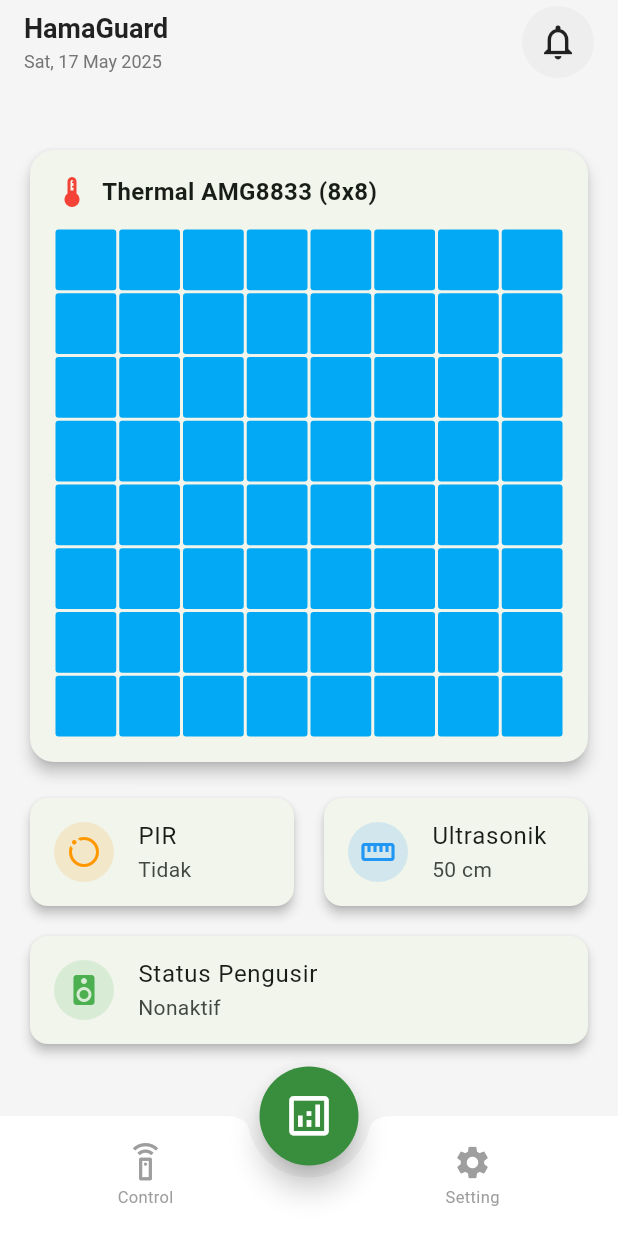
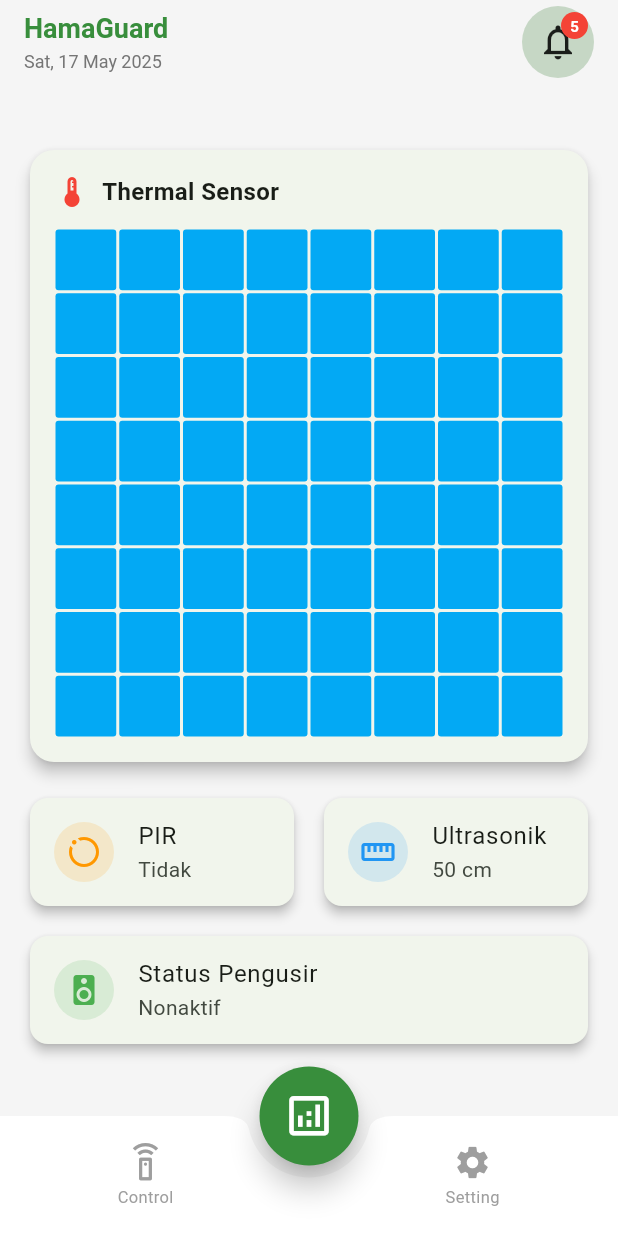
Before and after one commit to IQ1341/HamaGuardApp, a Flutter app: the screen it shows after launch, on a phone screen of 412 x 824 dp. Run offline on Flutter 3.47's test engine with Material 3 defaults, Android fonts, the light colour scheme and no system bars.

Commit message:
update badge icon notif

```diff
--- a/lib/screens/control/control_screen.dart
+++ b/lib/screens/control/control_screen.dart
@@ -49,6 +49,7 @@ class _ControlScreenState extends State<ControlScreen> {
   @override
   Widget build(BuildContext context) {
     return Scaffold(
+      backgroundColor: Colors.grey[100],
       appBar: const CustomHeader(
         deviceName: 'HamaGuard',
       ),
--- a/lib/screens/dashboard/dashboard_screen.dart
+++ b/lib/screens/dashboard/dashboard_screen.dart
@@ -20,9 +20,14 @@ class DashboardScreen extends StatelessWidget {
 
     return Scaffold(
       backgroundColor: Colors.grey[100],
-      appBar: const CustomHeader(
-        deviceName: 'HamaGuard', // ini wajib diisi
+      appBar: CustomHeader(
+        deviceName: 'HamaGuard',
+        notificationCount: 5,
+        onNotificationTap: () {
+          // Aksi saat lonceng ditekan
+        },
       ),
+
       body: SingleChildScrollView(
         padding: const EdgeInsets.all(16.0),
         child: Column(
@@ -42,7 +47,7 @@ class DashboardScreen extends StatelessWidget {
                         Icon(Icons.thermostat_outlined, color: Colors.red),
                         SizedBox(width: 8),
                         Text(
-                          'Thermal AMG8833 (8x8)',
+                          'Thermal Sensor',
                           style: TextStyle(
                             fontWeight: FontWeight.bold,
                             fontSize: 16,
--- a/lib/screens/setting/setting_screen.dart
+++ b/lib/screens/setting/setting_screen.dart
@@ -23,7 +23,6 @@ class SettingScreen extends StatelessWidget {
             trailing: Switch(
               value: true, // sementara default ON, nanti bisa dihubungkan state nyata
               onChanged: (val) {
-                // TODO: handle perubahan mode
               },
             ),
           ),
@@ -37,7 +36,7 @@ class SettingScreen extends StatelessWidget {
             trailing: Switch(
               value: true,
               onChanged: (val) {
-                // TODO: handle toggle notifikasi
+
               },
             ),
           ),
@@ -49,7 +48,6 @@ class SettingScreen extends StatelessWidget {
             leading: const Icon(Icons.refresh),
             title: const Text('Reset Data'),
             onTap: () {
-              // TODO: implement reset data
               ScaffoldMessenger.of(context).showSnackBar(
                 const SnackBar(content: Text('Data direset')),
               );
--- a/lib/widgets/costum_header.dart
+++ b/lib/widgets/costum_header.dart
@@ -4,11 +4,13 @@ import 'package:intl/intl.dart';
 class CustomHeader extends StatefulWidget implements PreferredSizeWidget {
   final String deviceName;
   final VoidCallback? onNotificationTap;
+  final int notificationCount; // Tambahan
 
   const CustomHeader({
     super.key,
     required this.deviceName,
     this.onNotificationTap,
+    this.notificationCount = 0,
   });
 
   @override
@@ -26,17 +28,13 @@ class _CustomHeaderState extends State<CustomHeader> {
   void initState() {
     super.initState();
     _updateDate();
-    // Update setiap hari (atau bisa sesuaikan interval jika perlu)
     ticker = Stream.periodic(const Duration(minutes: 1)).listen((_) {
-      if (mounted) {
-        _updateDate();
-      }
+      if (mounted) _updateDate();
     });
   }
 
   void _updateDate() {
     final now = DateTime.now();
-    // Format hanya tanggal: Contoh "Fri, 16 May 2025"
     final formatted = DateFormat('EEE, dd MMM yyyy').format(now);
     setState(() {
       _dateString = formatted;
@@ -59,7 +57,7 @@ class _CustomHeaderState extends State<CustomHeader> {
       title: Row(
         crossAxisAlignment: CrossAxisAlignment.center,
         children: [
-          // Nama alat dan tanggal di kiri
+          // Nama alat dan tanggal
           Padding(
             padding: const EdgeInsets.only(right: 8.0),
             child: Column(
@@ -71,7 +69,7 @@ class _CustomHeaderState extends State<CustomHeader> {
                   style: const TextStyle(
                     fontSize: 18,
                     fontWeight: FontWeight.w600,
-                    color: Colors.black87,
+                    color: Color.fromARGB(255, 56, 142, 60),
                   ),
                 ),
                 const SizedBox(height: 4),
@@ -86,25 +84,57 @@ class _CustomHeaderState extends State<CustomHeader> {
               ],
             ),
           ),
-
           const Spacer(),
 
-          // Lonceng dalam lingkaran abu-abu lembut
+          // Icon lonceng + badge notifikasi
           Padding(
             padding: const EdgeInsets.only(left: 8.0),
             child: Material(
-              color: Colors.grey.shade200,
+              color: const Color.fromARGB(255, 198, 215, 197),
               shape: const CircleBorder(),
-              child: IconButton(
+              child: Stack(
+                clipBehavior: Clip.none,
+                children: [
+                  IconButton(
                     padding: const EdgeInsets.all(8),
-                icon: const Icon(Icons.notifications_none, color: Colors.black87, size: 28),
+                    icon: const Icon(Icons.notifications_none,
+                        color: Colors.black87, size: 28),
                     onPressed: widget.onNotificationTap ??
                         () {
                           ScaffoldMessenger.of(context).showSnackBar(
-                        const SnackBar(content: Text('Notifikasi belum tersedia')),
+                            const SnackBar(
+                                content: Text('Notifikasi belum tersedia')),
                           );
                         },
                     splashRadius: 24,
+                  ),
+
+                  // Badge jika notificationCount > 0
+                  if (widget.notificationCount > 0)
+                    Positioned(
+                      right: 4,
+                      top: 4,
+                      child: Container(
+                        padding: const EdgeInsets.symmetric(
+                            horizontal: 6, vertical: 2),
+                        decoration: BoxDecoration(
+                          color: Colors.red,
+                          borderRadius: BorderRadius.circular(12),
+                        ),
+                        constraints: const BoxConstraints(minWidth: 16),
+                        child: Text(
+                          widget.notificationCount > 99
+                              ? '99+'
+                              : '${widget.notificationCount}',
+                          style: const TextStyle(
+                            color: Colors.white,
+                            fontSize: 10,
+                            fontWeight: FontWeight.bold,
+                          ),
+                        ),
+                      ),
+                    ),
+                ],
               ),
             ),
           ),
```
Also changed, not shown: lib/screens/notification/notification_screen.dart (added). Lines whose indentation alone changed are shown as unchanged.
